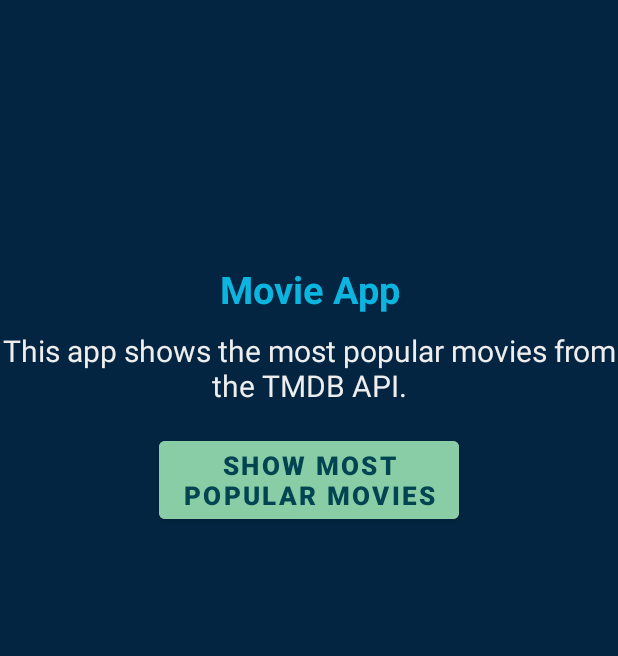
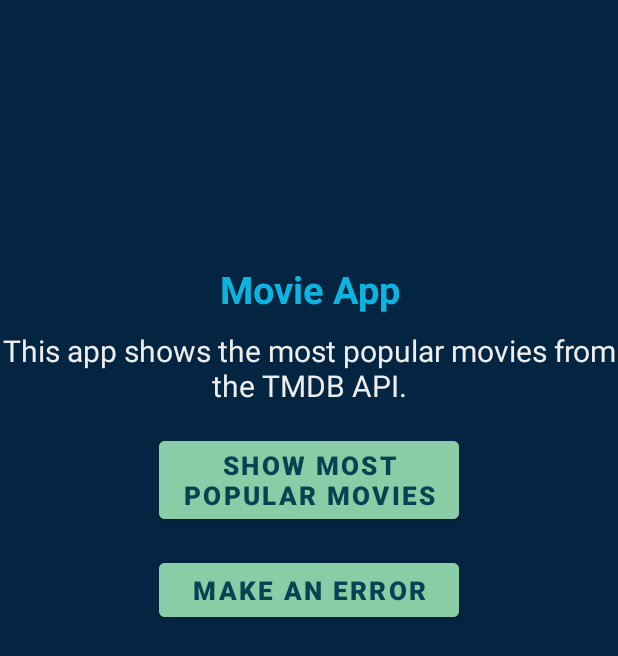
Before and after one commit to FerNoceti/PIL-Movie-App, an Android app: the screen it shows after launch (MenuActivity), on a phone screen of 412 x 824 dp. Shown: the top 656 px of the screen. Run offline under Robolectric (Android 15) with nearby library versions, the phone set to English and light mode, and no system bars.

Commit message:
error dialog

```diff
--- a/app/src/main/java/com/pil/movieapp/activity/MenuActivity.kt
+++ b/app/src/main/java/com/pil/movieapp/activity/MenuActivity.kt
@@ -5,6 +5,7 @@ import android.os.Bundle
 import androidx.appcompat.app.AppCompatActivity
 import com.pil.movieapp.databinding.ActivityMainBinding
 import com.pil.movieapp.mvvm.viewmodel.MenuViewModel
+import com.pil.movieapp.util.ErrorDialog
 
 class MenuActivity : AppCompatActivity() {
 
@@ -20,6 +21,7 @@ class MenuActivity : AppCompatActivity() {
         viewModel.state.observe(this) { updateUI(it) }
 
         binding.button.setOnClickListener { viewModel.buttonPressed() }
+        binding.buttonError.setOnClickListener { viewModel.buttonErrorPressed(this) }
     }
 
     private fun updateUI(state: MenuViewModel.MenuStates) {
--- a/app/src/main/java/com/pil/movieapp/mvvm/contract/MenuContract.kt
+++ b/app/src/main/java/com/pil/movieapp/mvvm/contract/MenuContract.kt
@@ -1,14 +1,11 @@
 package com.pil.movieapp.mvvm.contract
 
+import android.content.Context
+
 interface MenuContract {
-    interface View {
-        fun showLoading()
-        fun hideLoading()
-        fun showError(message: String)
-    }
-
     interface ViewModel {
 
         fun buttonPressed()
+        fun buttonErrorPressed(context: Context)
     }
 }
--- a/app/src/main/res/layout/activity_main.xml
+++ b/app/src/main/res/layout/activity_main.xml
@@ -40,4 +40,16 @@
         app:layout_constraintStart_toStartOf="parent"
         app:layout_constraintTop_toBottomOf="@+id/description" />
 
+    <Button
+        android:id="@+id/buttonError"
+        style="@style/ButtonStyle"
+        android:layout_width="200dp"
+        android:layout_height="wrap_content"
+        android:layout_marginTop="17dp"
+        android:text="@string/button_error"
+        app:layout_constraintEnd_toEndOf="parent"
+        app:layout_constraintStart_toStartOf="parent"
+        app:layout_constraintTop_toBottomOf="@+id/button" />
+
+
 </androidx.constraintlayout.widget.ConstraintLayout>
--- a/app/src/main/res/values/strings.xml
+++ b/app/src/main/res/values/strings.xml
@@ -10,8 +10,13 @@
 
     <string name="title_movie">Most Popular Movies</string>
     <string name="button_movie_back">Back</string>
-
+    <string name="button_error">Make an Error</string>
 
     <string name="image_desc">Image of the movie</string>
     <string name="vote_average">Vote average:</string>
+
+    <string name="error_title">ERROR</string>
+    <string name="error_description">This is an error test</string>
+    <string name="OK">OK</string>
+
 </resources>
```
Also changed, not shown: app/src/main/java/com/pil/movieapp/mvvm/viewmodel/MenuViewModel.kt (+12 -0 lines), app/src/main/java/com/pil/movieapp/util/ErrorDialog.kt (added, +18 -0 lines), app/src/main/res/drawable/error.png (added).
